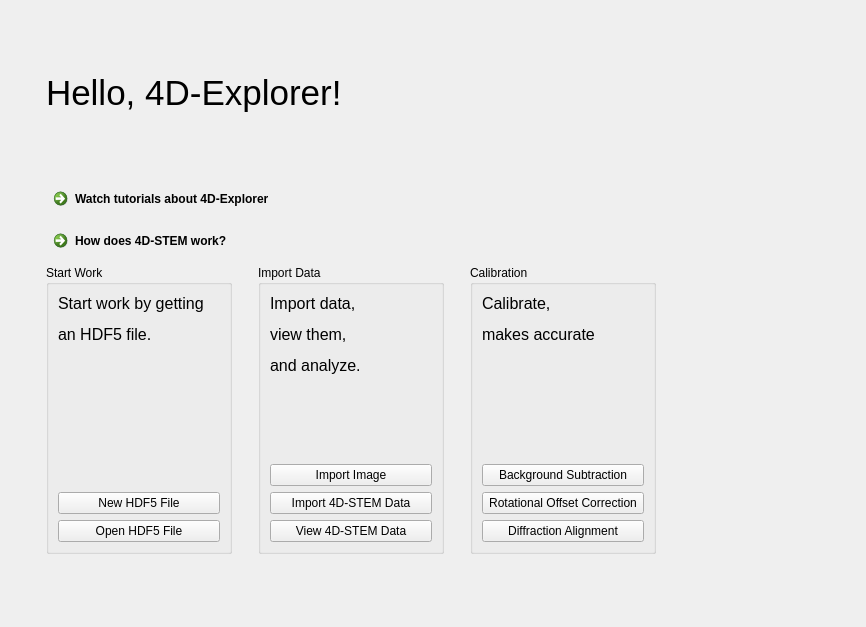
Old version of the form FourDExplorer/ui/uiPageHome.ui in the repository ManifoldsHu/FourDExplorer.
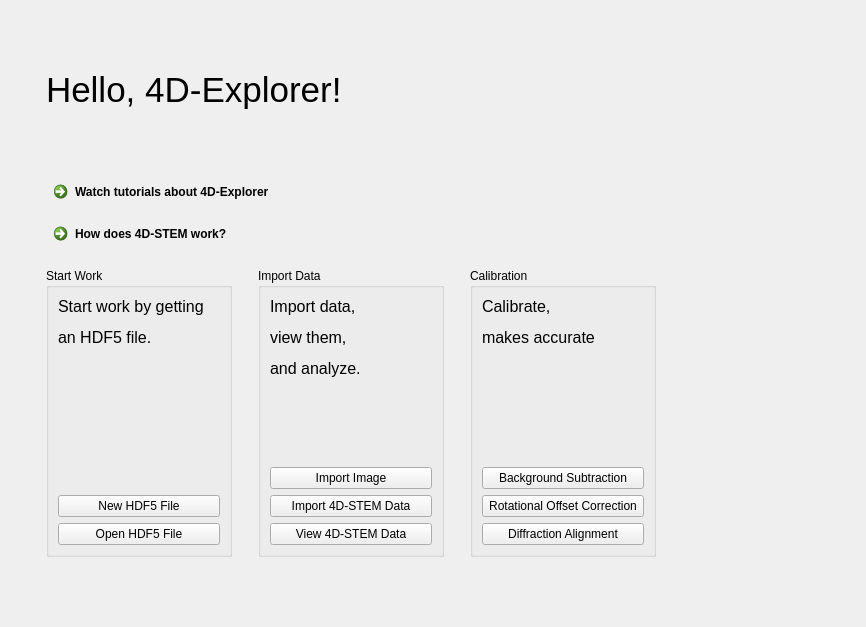
New version of the form.

Commit message: adjust home page layout

Diff of the .ui file:
```diff
--- a/FourDExplorer/ui/uiPageHome.ui
+++ b/FourDExplorer/ui/uiPageHome.ui
@@ -68,6 +68,12 @@
         <layout class="QVBoxLayout" name="verticalLayout_4">
          <item>
           <widget class="QCommandLinkButton" name="commandLinkButton_tutorials">
+           <property name="sizePolicy">
+            <sizepolicy hsizetype="Preferred" vsizetype="Preferred">
+             <horstretch>0</horstretch>
+             <verstretch>0</verstretch>
+            </sizepolicy>
+           </property>
            <property name="text">
             <string>Watch tutorials about 4D-Explorer</string>
            </property>
@@ -80,6 +86,19 @@
            </property>
           </widget>
          </item>
+         <item>
+          <spacer name="verticalSpacer_8">
+           <property name="orientation">
+            <enum>Qt::Vertical</enum>
+           </property>
+           <property name="sizeHint" stdset="0">
+            <size>
+             <width>20</width>
+             <height>10</height>
+            </size>
+           </property>
+          </spacer>
+         </item>
         </layout>
        </item>
        <item>
```
The commit also changes 1 other file.
